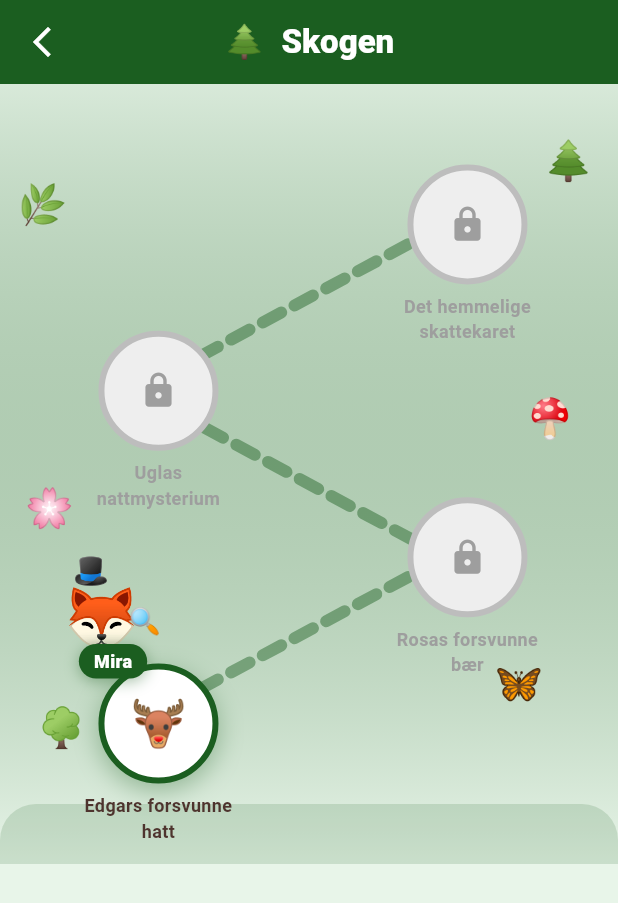
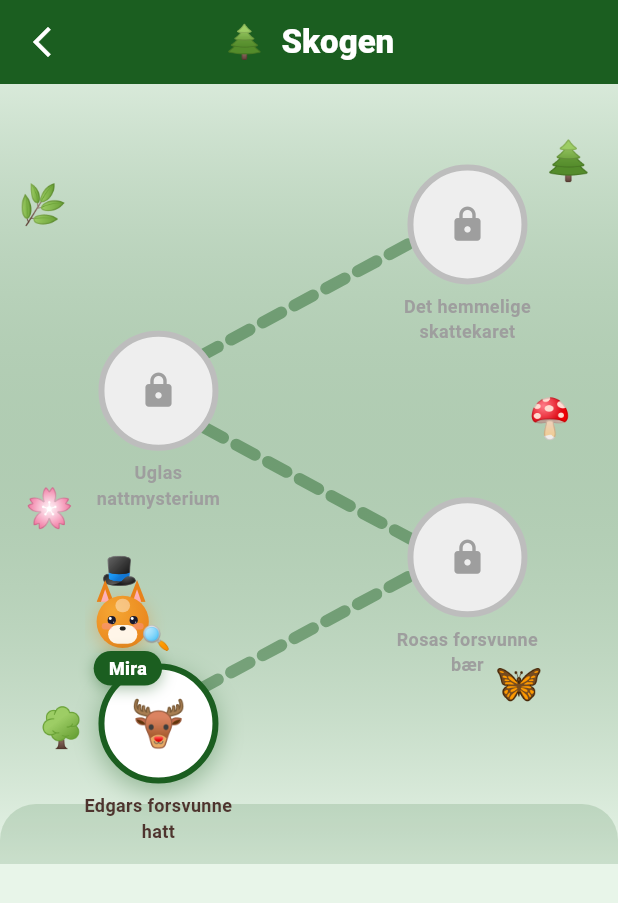
Before and after one commit to Lillemeg83/solid-robot, a Flutter app: the screen it shows after launch, after a tap on "Spill!", after a tap on "Skogen", on a phone screen of 412 x 824 dp. Shown: the top 903 px of the screen. Run offline on Flutter 3.47's test engine with Material 3 defaults, Android fonts, the phone set to English and light mode, and no system bars; our stand-ins replace flutter_riverpod, go_router, shared_preferences.

Commit message:
Replace emoji detective fox with custom-drawn CuteFoxDetective widget
- New CuteFoxDetective widget: fully Flutter-drawn fox character
  - Orange radial-gradient head with glossy highlight
  - Pointed triangle ears with pink inner ear (ClipPath)
  - Blinking eyes (AnimationController, random 2-5s interval)
  - Eye shine dots for cute glossy look
  - Rosy cheeks (pink ovals)
  - Cream muzzle + black nose
  - Detective hat 🎩 emoji on top
  - Magnifying glass 🔍 emoji at side
  - Smooth bounce animation
- Used in: home screen logo, board game Mira marker, character dialog avatar, mystery scene hero

```diff
--- a/lib/features/home/home_screen.dart
+++ b/lib/features/home/home_screen.dart
@@ -2,7 +2,7 @@ import 'package:flutter/material.dart';
 import 'package:go_router/go_router.dart';
 import 'package:dyredetektiv/app/theme.dart';
 import 'package:dyredetektiv/widgets/animated_animal.dart';
-import 'package:dyredetektiv/widgets/detective_fox.dart';
+import 'package:dyredetektiv/widgets/cute_fox_detective.dart';
 import 'package:dyredetektiv/widgets/dd_button.dart';
 
 class HomeScreen extends StatelessWidget {
@@ -220,12 +220,7 @@ class _LogoSection extends StatelessWidget {
             ],
           ),
           child: const Center(
-            child: AnimatedDetectiveFox(
-              size: 52,
-              amplitude: 7,
-              bouncy: true,
-              period: Duration(milliseconds: 1000),
-            ),
+            child: CuteFoxDetective(size: 78),
           ),
         ),
         const SizedBox(height: DdTheme.spaceL),
--- a/lib/features/mystery/mystery_list_screen.dart
+++ b/lib/features/mystery/mystery_list_screen.dart
@@ -8,7 +8,7 @@ import 'package:dyredetektiv/models/mystery.dart';
 import 'package:dyredetektiv/models/world.dart';
 import 'package:dyredetektiv/providers/progress_provider.dart';
 import 'package:dyredetektiv/widgets/animated_animal.dart';
-import 'package:dyredetektiv/widgets/detective_fox.dart';
+import 'package:dyredetektiv/widgets/cute_fox_detective.dart';
 
 class MysteryListScreen extends ConsumerWidget {
   final String worldId;
@@ -346,17 +346,12 @@ class _PlayerMira extends StatelessWidget {
   @override
   Widget build(BuildContext context) {
     return Positioned(
-      left: position.dx - 45,
-      top: position.dy - 118,
+      left: position.dx - 34,
+      top: position.dy - 120,
       child: Column(
         mainAxisSize: MainAxisSize.min,
         children: [
-          const AnimatedDetectiveFox(
-            size: 36,
-            amplitude: 6,
-            bouncy: true,
-            period: Duration(milliseconds: 900),
-          ),
+          const CuteFoxDetective(size: 52),
           const SizedBox(height: 3),
           Container(
             padding:
--- a/lib/features/mystery/mystery_scene_screen.dart
+++ b/lib/features/mystery/mystery_scene_screen.dart
@@ -4,7 +4,7 @@ import 'package:dyredetektiv/app/theme.dart';
 import 'package:dyredetektiv/data/sample_data.dart';
 import 'package:dyredetektiv/widgets/animated_animal.dart';
 import 'package:dyredetektiv/widgets/character_dialog.dart';
-import 'package:dyredetektiv/widgets/detective_fox.dart';
+import 'package:dyredetektiv/widgets/cute_fox_detective.dart';
 import 'package:dyredetektiv/widgets/dd_button.dart';
 
 /// Shows the mystery intro: scene description, character speech and clues.
@@ -179,12 +179,7 @@ class _CharacterHero extends StatelessWidget {
             ),
             child: Center(
               child: (character.id as String) == 'mira'
-                  ? const AnimatedDetectiveFox(
-                      size: 46,
-                      amplitude: 5,
-                      bouncy: true,
-                      period: Duration(milliseconds: 1100),
-                    )
+                  ? const CuteFoxDetective(size: 68)
                   : AnimatedAnimal(
                       emoji: character.emoji as String,
                       size: 60,
--- a/lib/widgets/character_dialog.dart
+++ b/lib/widgets/character_dialog.dart
@@ -2,7 +2,7 @@ import 'package:flutter/material.dart';
 import 'package:dyredetektiv/app/theme.dart';
 import 'package:dyredetektiv/models/character.dart';
 import 'package:dyredetektiv/data/sample_data.dart';
-import 'package:dyredetektiv/widgets/detective_fox.dart';
+import 'package:dyredetektiv/widgets/cute_fox_detective.dart';
 
 /// Speech bubble with character emoji — used for intro text and hints.
 class CharacterDialog extends StatelessWidget {
@@ -104,7 +104,7 @@ class _CharacterAvatar extends StatelessWidget {
                 ),
                 border: Border.all(color: DdTheme.warmOrange, width: 2.5),
               ),
-              child: const Center(child: DetectiveFox(size: 28)),
+              child: const Center(child: CuteFoxDetective(size: 44)),
             )
           else
             Container(
--- /dev/null
+++ b/lib/widgets/cute_fox_detective.dart
@@ -0,0 +1,351 @@
+import 'dart:math' as math;
+import 'package:flutter/material.dart';
+
+const _foxOrange = Color(0xFFE8821A);
+const _foxLight = Color(0xFFF5A633);
+const _muzzleColor = Color(0xFFFFF5E8);
+const _earPink = Color(0xFFFFB3C1);
+
+/// A fully custom-drawn cute detective fox with:
+/// - Pointed triangle ears with pink inner ear
+/// - Glossy round head with gradient
+/// - Blinking eyes with shine dots
+/// - Cream muzzle + black nose
+/// - Detective hat (🎩) on top
+/// - Magnifying glass (🔍) in paw
+///
+/// [size] controls the overall scale (default 80).
+/// Set [animate] to false for a static version.
+class CuteFoxDetective extends StatefulWidget {
+  final double size;
+  final bool animate;
+
+  const CuteFoxDetective({super.key, this.size = 80, this.animate = true});
+
+  @override
+  State<CuteFoxDetective> createState() => _CuteFoxDetectiveState();
+}
+
+class _CuteFoxDetectiveState extends State<CuteFoxDetective>
+    with TickerProviderStateMixin {
+  late final AnimationController _bounceCtrl;
+  late final Animation<double> _bounceAnim;
+  late final AnimationController _blinkCtrl;
+  late final Animation<double> _blinkAnim;
+  final _rng = math.Random();
+
+  @override
+  void initState() {
+    super.initState();
+
+    _bounceCtrl = AnimationController(
+      vsync: this,
+      duration: const Duration(milliseconds: 1300),
+    );
+    _bounceAnim =
+        CurvedAnimation(parent: _bounceCtrl, curve: Curves.easeInOut);
+    if (widget.animate) _bounceCtrl.repeat(reverse: true);
+
+    _blinkCtrl = AnimationController(
+      vsync: this,
+      duration: const Duration(milliseconds: 110),
+    );
+    _blinkAnim = Tween<double>(begin: 1.0, end: 0.07)
+        .animate(CurvedAnimation(parent: _blinkCtrl, curve: Curves.easeInOut));
+    if (widget.animate) _scheduleBlink();
+  }
+
+  void _scheduleBlink() {
+    final ms = 2200 + _rng.nextInt(2800);
+    Future.delayed(Duration(milliseconds: ms), () {
+      if (!mounted) return;
+      _blinkCtrl.forward().then((_) {
+        if (!mounted) return;
+        _blinkCtrl.reverse().then((_) {
+          if (mounted) _scheduleBlink();
+        });
+      });
+    });
+  }
+
+  @override
+  void dispose() {
+    _bounceCtrl.dispose();
+    _blinkCtrl.dispose();
+    super.dispose();
+  }
+
+  @override
+  Widget build(BuildContext context) {
+    final s = widget.size;
+    // Canvas is wider than the head to fit the magnifying glass on the right
+    final cW = s * 1.10;
+    final cH = s * 1.32;
+
+    return AnimatedBuilder(
+      animation: Listenable.merge([_bounceAnim, _blinkAnim]),
+      builder: (_, __) {
+        final dy = (_bounceAnim.value - 0.5) * 9;
+        return Transform.translate(
+          offset: Offset(0, dy),
+          child: SizedBox(
+            width: cW,
+            height: cH,
+            child: Stack(children: _layers(s, cW, cH)),
+          ),
+        );
+      },
+    );
+  }
+
+  List<Widget> _layers(double s, double cW, double cH) {
+    final headR = s * 0.335;
+    // Head sits in the lower portion of the canvas
+    final hCX = cW * 0.44;
+    final hCY = cH * 0.70;
+    final eyeSize = s * 0.105;
+    final eyeY = hCY - headR * 0.06;
+    final eyeOff = headR * 0.42;
+
+    return [
+      // ── Detective hat ────────────────────────────────────────────────────
+      Positioned(
+        top: 0,
+        left: hCX - s * 0.28,
+        child: Text('🎩', style: TextStyle(fontSize: s * 0.38)),
+      ),
+
+      // ── Left ear (behind head) ───────────────────────────────────────────
+      Positioned(
+        top: hCY - headR - s * 0.20,
+        left: hCX - headR * 0.85 - s * 0.05,
+        child: _Ear(width: s * 0.22, height: s * 0.28),
+      ),
+
+      // ── Right ear ────────────────────────────────────────────────────────
+      Positioned(
+        top: hCY - headR - s * 0.20,
+        left: hCX + headR * 0.22,
+        child: _Ear(width: s * 0.22, height: s * 0.28),
+      ),
+
+      // ── Head circle ──────────────────────────────────────────────────────
+      Positioned(
+        left: hCX - headR,
+        top: hCY - headR,
+        child: Container(
+          width: headR * 2,
+          height: headR * 2,
+          decoration: BoxDecoration(
+            shape: BoxShape.circle,
+            gradient: RadialGradient(
+              center: const Alignment(-0.35, -0.4),
+              radius: 0.85,
+              colors: [_foxLight, _foxOrange],
+            ),
+            boxShadow: [
+              BoxShadow(
+                color: _foxOrange.withValues(alpha: 0.38),
+                blurRadius: s * 0.18,
+                offset: Offset(0, s * 0.05),
+              ),
+            ],
+          ),
+        ),
+      ),
+
+      // ── White forehead patch ─────────────────────────────────────────────
+      Positioned(
+        left: hCX - headR * 0.28,
+        top: hCY - headR * 0.88,
+        child: Container(
+          width: headR * 0.56,
+          height: headR * 0.52,
+          decoration: BoxDecoration(
+            color: Colors.white.withValues(alpha: 0.40),
+            borderRadius: BorderRadius.circular(headR),
+          ),
+        ),
+      ),
+
+      // ── Muzzle ───────────────────────────────────────────────────────────
+      Positioned(
+        left: hCX - headR * 0.56,
+        top: hCY + headR * 0.12,
+        child: Container(
+          width: headR * 1.12,
+          height: headR * 0.72,
+          decoration: BoxDecoration(
+            color: _muzzleColor,
+            borderRadius: BorderRadius.circular(headR * 0.55),
+            boxShadow: [
+              BoxShadow(
+                color: _foxOrange.withValues(alpha: 0.15),
+                blurRadius: 4,
+              ),
+            ],
+          ),
+        ),
+      ),
+
+      // ── Nose ─────────────────────────────────────────────────────────────
+      Positioned(
+        left: hCX - s * 0.038,
+        top: hCY + headR * 0.18,
+        child: Container(
+          width: s * 0.076,
+          height: s * 0.052,
+          decoration: BoxDecoration(
+            color: Colors.black87,
+            borderRadius: BorderRadius.circular(s),
+          ),
+        ),
+      ),
+
+      // ── Left eye ─────────────────────────────────────────────────────────
+      Positioned(
+        left: hCX - eyeOff - eyeSize * 0.5,
+        top: eyeY - eyeSize * 0.5,
+        child: Transform.scale(
+          scaleY: _blinkAnim.value.clamp(0.07, 1.0),
+          child: _Eye(size: eyeSize),
+        ),
+      ),
+
+      // ── Right eye ────────────────────────────────────────────────────────
+      Positioned(
+        left: hCX + eyeOff - eyeSize * 0.5,
+        top: eyeY - eyeSize * 0.5,
+        child: Transform.scale(
+          scaleY: _blinkAnim.value.clamp(0.07, 1.0),
+          child: _Eye(size: eyeSize),
+        ),
+      ),
+
+      // ── Rosy cheeks ──────────────────────────────────────────────────────
+      Positioned(
+        left: hCX - headR * 0.80,
+        top: hCY + headR * 0.05,
+        child: Container(
+          width: headR * 0.40,
+          height: headR * 0.25,
+          decoration: BoxDecoration(
+            color: const Color(0xFFFF8FAB).withValues(alpha: 0.40),
+            borderRadius: BorderRadius.circular(headR),
+          ),
+        ),
+      ),
+      Positioned(
+        left: hCX + headR * 0.40,
+        top: hCY + headR * 0.05,
+        child: Container(
+          width: headR * 0.40,
+          height: headR * 0.25,
+          decoration: BoxDecoration(
+            color: const Color(0xFFFF8FAB).withValues(alpha: 0.40),
+            borderRadius: BorderRadius.circular(headR),
+          ),
+        ),
+      ),
+
+      // ── Magnifying glass ─────────────────────────────────────────────────
+      Positioned(
+        right: 0,
+        top: hCY,
+        child: Text('🔍', style: TextStyle(fontSize: s * 0.30)),
+      ),
+    ];
+  }
+}
+
+// ── Eye ───────────────────────────────────────────────────────────────────────
+
+class _Eye extends StatelessWidget {
+  final double size;
+  const _Eye({required this.size});
+
+  @override
+  Widget build(BuildContext context) {
+    return Container(
+      width: size,
+      height: size,
+      decoration: const BoxDecoration(
+        color: Color(0xFF1A1A2E),
+        shape: BoxShape.circle,
+      ),
+      child: Stack(
+        children: [
+          // Main shine
+          Positioned(
+            top: size * 0.12,
+            left: size * 0.14,
+            child: Container(
+              width: size * 0.36,
+              height: size * 0.36,
+              decoration: const BoxDecoration(
+                color: Colors.white,
+                shape: BoxShape.circle,
+              ),
+            ),
+          ),
+          // Secondary tiny shine
+          Positioned(
+            bottom: size * 0.18,
+            right: size * 0.18,
+            child: Container(
+              width: size * 0.16,
+              height: size * 0.16,
+              decoration: const BoxDecoration(
+                color: Colors.white70,
+                shape: BoxShape.circle,
+              ),
+            ),
+          ),
+        ],
+      ),
+    );
+  }
+}
+
+// ── Ear ───────────────────────────────────────────────────────────────────────
+
+class _Ear extends StatelessWidget {
+  final double width;
+  final double height;
+  const _Ear({required this.width, required this.height});
+
+  @override
+  Widget build(BuildContext context) {
+    return Stack(
+      alignment: Alignment.bottomCenter,
+      children: [
+        // Outer ear
+        ClipPath(
+          clipper: _TriangleClipper(),
+          child: Container(width: width, height: height, color: _foxOrange),
+        ),
+        // Inner ear (pink)
+        ClipPath(
+          clipper: _TriangleClipper(),
+          child: Container(
+            width: width * 0.50,
+            height: height * 0.58,
+            color: _earPink,
+          ),
+        ),
+      ],
+    );
+  }
+}
+
+class _TriangleClipper extends CustomClipper<Path> {
+  @override
+  Path getClip(Size size) => Path()
+    ..moveTo(size.width / 2, 0)
+    ..lineTo(size.width, size.height)
+    ..lineTo(0, size.height)
+    ..close();
+
+  @override
+  bool shouldReclip(_TriangleClipper _) => false;
+}
```
